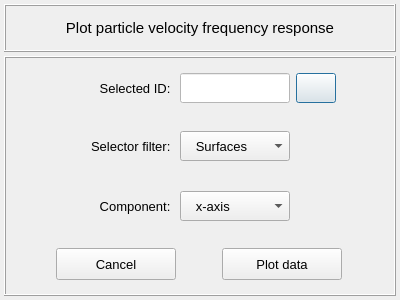
Before: the Qt Designer form vibra/interface/data/ui_files/plots/acoustic/plot_particle_velocity_frequency_response_input.ui in MOPT-UFSC/VIBRA, drawn with Qt 5.
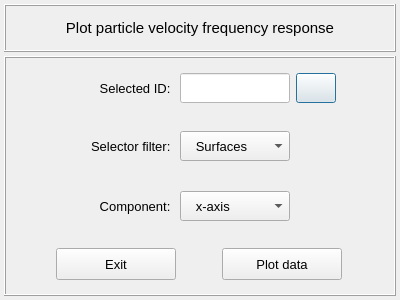
After: the same form once the commit is applied. Icons and pictures are not drawn.

Commit message: Replaces the Cancel text with Exit in the Close buttons

The edit to the form file:
```diff
--- a/vibra/interface/data/ui_files/plots/acoustic/plot_particle_velocity_frequency_response_input.ui
+++ b/vibra/interface/data/ui_files/plots/acoustic/plot_particle_velocity_frequency_response_input.ui
@@ -576,7 +576,7 @@
             <string notr="true"/>
            </property>
            <property name="text">
-            <string>Cancel</string>
+            <string>Exit</string>
            </property>
            <property name="flat">
             <bool>false</bool>
```
Left out of the diff: 2 changed lines with no effect on the pictures. The commit also changes 53 other files.
